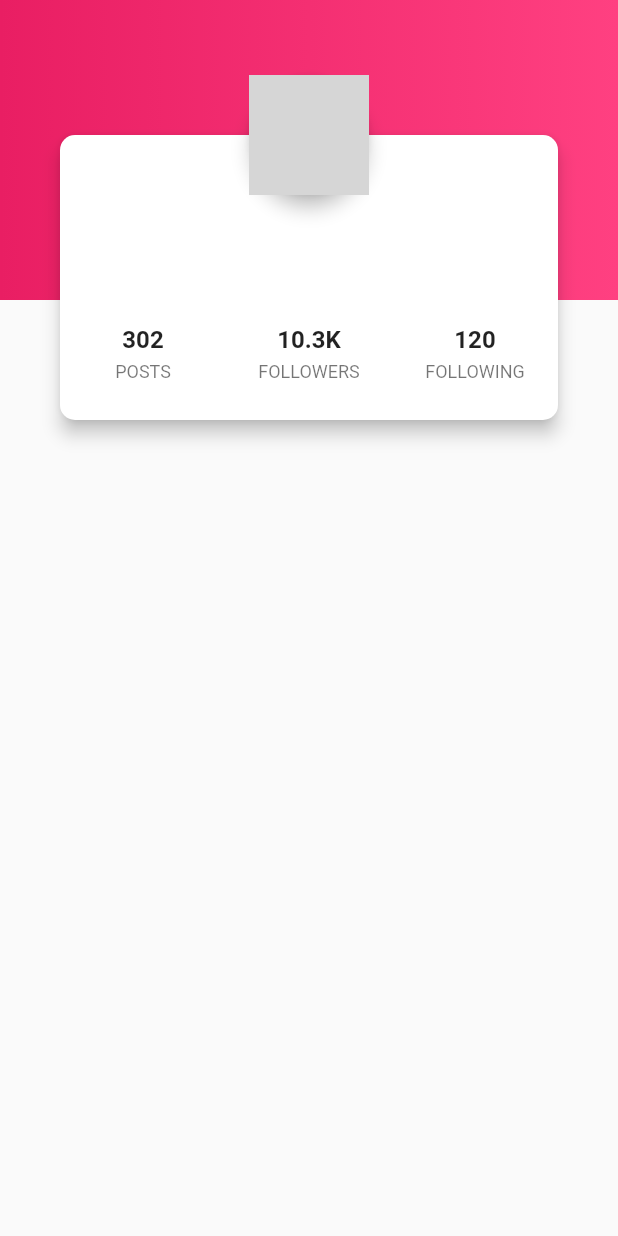
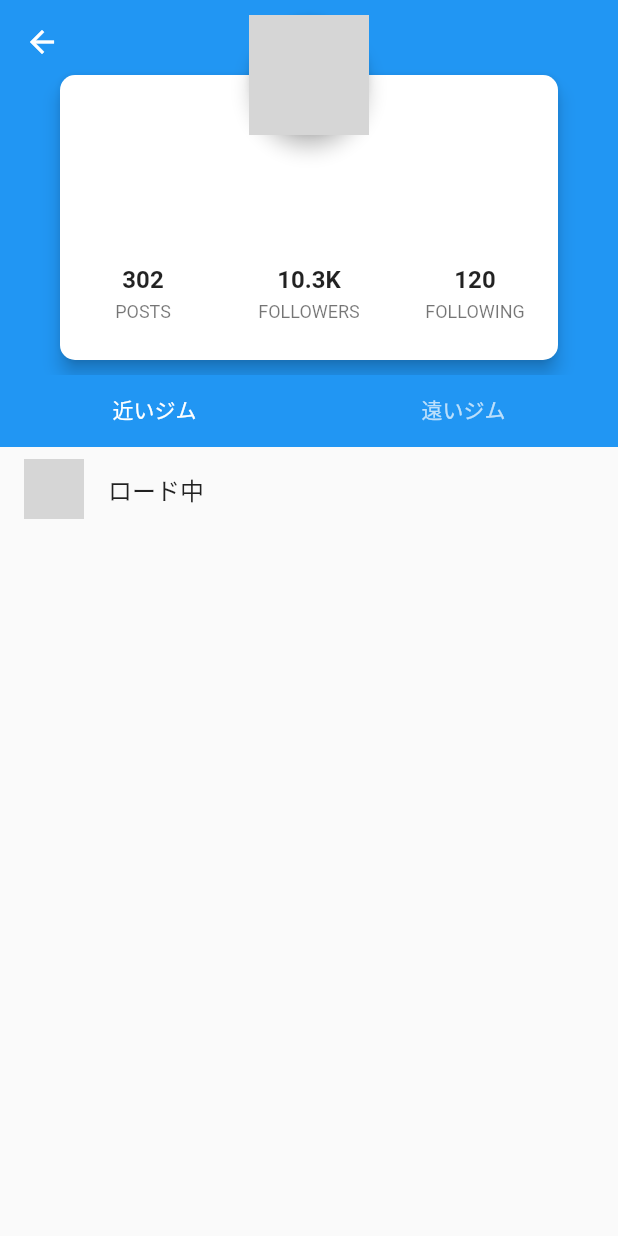
Before and after one commit to yun8686/Bouldering, a Flutter app: the HomeWidget screen opened directly, on a phone screen of 412 x 824 dp. Run offline on Flutter 3.47's test engine with Material 2 defaults, Android fonts, the phone set to English and light mode, and no system bars; our stand-ins replace cloud_firestore, firebase_auth, geolocator, google_sign_in, image_picker, shared_preferences; missing offline and left inert: google_maps_webservice; accounts and stored records are empty; network calls fail; grey boxes are pictures that could not be loaded.

Commit message:
近くのジム検索追加

```diff
--- a/lib/Friends/FriendsWidget.dart
+++ b/lib/Friends/FriendsWidget.dart
@@ -37,7 +37,9 @@ class FriendsWidgetState extends State<FriendsWidget> {
                 Center(child: Column(children: getFriendsWidgets())),
                 Center(child: Column(children: getNearByWidgets())),
               ],
-            )));
+            )
+        )
+    );
   }
 
   List<Widget> getFriendsWidgets() {
--- a/lib/Home/HomeWidget.dart
+++ b/lib/Home/HomeWidget.dart
@@ -1,6 +1,8 @@
 import 'package:bouldering_sns/Library/SharedPreferences.dart';
 import 'package:flutter/material.dart';
 import 'package:cloud_firestore/cloud_firestore.dart';
+import 'package:geolocator/geolocator.dart';
+import 'package:google_maps_webservice/places.dart';
 
 class HomeWidget extends StatefulWidget {
   @override
@@ -9,36 +11,84 @@ class HomeWidget extends StatefulWidget {
 
 class _HomeWidgetState extends State<HomeWidget> {
   String displayName = "", email = "";
+  Geolocator _geolocator;
+  final places = new GoogleMapsPlaces(apiKey: "<GOOGLEMAP-KEY>");
   @override
   void initState() {
     super.initState();
-    MySharedPreferences.getFirebaseUID().then((uid){
-      Firestore.instance.collection("users").document(uid).get().then((DocumentSnapshot data){
+
+    // GPSの準備
+    _geolocator = Geolocator();
+    checkPermission();
+
+    MySharedPreferences.getFirebaseUID().then((uid) {
+      Firestore.instance
+          .collection("users")
+          .document(uid)
+          .get()
+          .then((DocumentSnapshot data) {
         setState(() {
-          this.displayName = data["displayName"]??"";
-          this.email = data["email"]??"";
+          this.displayName = data["displayName"] ?? "";
+          this.email = data["email"] ?? "";
         });
       });
     });
   }
+
+  void checkPermission() {
+    _geolocator.checkGeolocationPermissionStatus().then((status) { print('status: $status'); });
+    _geolocator.checkGeolocationPermissionStatus(locationPermission: GeolocationPermission.locationAlways).then((status) { print('always status: $status'); });
+    _geolocator.checkGeolocationPermissionStatus(locationPermission: GeolocationPermission.locationWhenInUse)..then((status) { print('whenInUse status: $status'); });
+    updatePosition();
+  }
+  List<Widget> _nearGymList = <Widget>[
+    ListTile(
+      leading: new CircleAvatar(
+        backgroundImage: new NetworkImage(
+            "https://booth.pximg.net/c3d42cdb-5e97-43ff-9331-136453807f10/i/616814/d7def86b-1d95-4f2d-ad9c-c0c218e6a533_base_resized.jpg"),
+      ),
+      title: new Text("ロード中"),
+    ),
+  ];
+  void updatePosition() async{
+    Position position = await Geolocator().getCurrentPosition(desiredAccuracy: LocationAccuracy.high).timeout(new Duration(seconds: 5));
+    position.latitude.toString();
+    PlacesSearchResponse response = await places.searchByText("ロッククライミングジム", language: "ja", location: Location(position.latitude, position.longitude));
+    _nearGymList.removeRange(0, _nearGymList.length);
+    response.results.forEach((res){
+      PlacesSearchResult result = res;
+      _nearGymList.add(
+          ListTile(
+            leading: new CircleAvatar(
+              backgroundImage: new NetworkImage(
+                  "https://booth.pximg.net/c3d42cdb-5e97-43ff-9331-136453807f10/i/616814/d7def86b-1d95-4f2d-ad9c-c0c218e6a533_base_resized.jpg"),
+            ),
+            title: new Text(result.name),
+          )
+      );
+      print(result.name);
+    });
+  }
+
   @override
   Widget build(BuildContext context) {
-    // TODO: implement build
+    print("building");
     return Scaffold(
-      body: Stack(
+        body: DefaultTabController(
+      length: 2,
+      child: NestedScrollView(
+        headerSliverBuilder: (BuildContext context, bool innerBoxIsScrolled) {
+          return <Widget>[
+            SliverAppBar(
+              expandedHeight: 250.0,
+              floating: false,
+              flexibleSpace: FlexibleSpaceBar(
+                  background: Stack(
                 children: <Widget>[
-          Container(
-            height: 200.0,
-            decoration: BoxDecoration(
-              gradient: LinearGradient(
-                  colors: [Colors.pink , Colors.pinkAccent]
-              ),
-            ),
-          ),
                   ListView(
                     children: <Widget>[
                       Container(
-                margin: EdgeInsets.only(top: 50.0),
+                        margin: EdgeInsets.only(top: 10.0),
                         height: 240.0,
                         child: Stack(
                           children: <Widget>[
@@ -46,15 +96,36 @@ class _HomeWidgetState extends State<HomeWidget> {
                             _MySymbolImage(),
                           ],
                         ),
-              )
+                      ),
                     ],
                   )
                 ],
+              )),
             ),
-    );
+            SliverPersistentHeader(
+              delegate: _SliverAppBarDelegate(
+                TabBar(
+                  tabs: [
+                    Tab(text: "近いジム"),
+                    Tab(text: "遠いジム"),
+                  ],
+                ),
+              ),
+              pinned: true,
+            )
+          ];
+        },
+        body: TabBarView(
+          children: <Widget>[
+            Center(child: Column(children: getNearGymWidgets())),
+            Center(child: Column(children: getNearGymWidgets())),
+          ],
+        ),
+      ),
+    ));
   }
 
-  Widget _MySymbolImage(){
+  Widget _MySymbolImage() {
     return Row(
       mainAxisAlignment: MainAxisAlignment.center,
       children: <Widget>[
@@ -63,26 +134,37 @@ class _HomeWidgetState extends State<HomeWidget> {
             shape: CircleBorder(),
             child: CircleAvatar(
                 radius: 40.0,
-                backgroundImage: NetworkImage("https://booth.pximg.net/c3d42cdb-5e97-43ff-9331-136453807f10/i/616814/d7def86b-1d95-4f2d-ad9c-c0c218e6a533_base_resized.jpg")
-            )
-        ),
+                backgroundImage: NetworkImage(
+                    "https://booth.pximg.net/c3d42cdb-5e97-43ff-9331-136453807f10/i/616814/d7def86b-1d95-4f2d-ad9c-c0c218e6a533_base_resized.jpg"))),
       ],
     );
   }
-  Widget _headerContainer(){
+
+  Widget _headerContainer() {
     return Container(
-      padding: EdgeInsets.only(top: 40.0, left: 40.0, right: 40.0, bottom: 10.0),
+      padding:
+          EdgeInsets.only(top: 40.0, left: 40.0, right: 40.0, bottom: 10.0),
       child: Material(
-        shape: RoundedRectangleBorder(borderRadius: BorderRadius.circular(10.0)),
+        shape:
+            RoundedRectangleBorder(borderRadius: BorderRadius.circular(10.0)),
         elevation: 5.0,
         color: Colors.white,
         child: Column(
           children: <Widget>[
-            SizedBox(height: 50.0,),
-            Text(this.displayName, style: Theme.of(context).textTheme.title,),
-            SizedBox(height: 5.0,),
+            SizedBox(
+              height: 50.0,
+            ),
+            Text(
+              this.displayName,
+              style: Theme.of(context).textTheme.title,
+            ),
+            SizedBox(
+              height: 5.0,
+            ),
             Text(this.email),
-            SizedBox(height: 16.0,),
+            SizedBox(
+              height: 16.0,
+            ),
             Container(
               height: 40.0,
               child: Row(
@@ -90,32 +172,39 @@ class _HomeWidgetState extends State<HomeWidget> {
                 children: <Widget>[
                   Expanded(
                     child: ListTile(
-                      title: Text("302",
+                      title: Text(
+                        "302",
                         textAlign: TextAlign.center,
-                        style: TextStyle(fontWeight: FontWeight.bold),),
+                        style: TextStyle(fontWeight: FontWeight.bold),
+                      ),
                       subtitle: Text("Posts".toUpperCase(),
                           textAlign: TextAlign.center,
-                          style: TextStyle(fontSize: 12.0) ),
+                          style: TextStyle(fontSize: 12.0)),
                     ),
                   ),
                   Expanded(
                     child: ListTile(
-                      title: Text("10.3K",
+                      title: Text(
+                        "10.3K",
                         textAlign: TextAlign.center,
-                        style: TextStyle(fontWeight: FontWeight.bold),),
+                        style: TextStyle(fontWeight: FontWeight.bold),
+                      ),
                       subtitle: Text("Followers".toUpperCase(),
                           textAlign: TextAlign.center,
-                          style: TextStyle(fontSize: 12.0) ),
+                          style: TextStyle(fontSize: 12.0)),
                     ),
                   ),
                   Expanded(
                     child: ListTile(
-                      title: Text("120",
+                      title: Text(
+                        "120",
                         textAlign: TextAlign.center,
-                        style: TextStyle(fontWeight: FontWeight.bold),),
+                        style: TextStyle(fontWeight: FontWeight.bold),
+                      ),
                       subtitle: Text("Following".toUpperCase(),
                           textAlign: TextAlign.center,
-                          style: TextStyle(fontSize: 12.0) ),
+                          style: TextStyle(fontSize: 12.0)
+                      ),
                     ),
                   ),
                 ],
@@ -126,4 +215,64 @@ class _HomeWidgetState extends State<HomeWidget> {
       ),
     );
   }
+
+  List<Widget> getNearGymWidgets() {
+    print("getNearGymWidgets");
+    List<Widget> widgets = new List<Widget>();
+    widgets.add(Expanded(
+      child: Container(
+          child: RefreshIndicator(
+              onRefresh: () async{
+                setState(() {
+                  this._nearGymList = _nearGymList.map((v){return v;}).toList();
+                });
+              },
+              child: new ListView(
+                children: _nearGymList,
+              ))),
+    ));
+    return widgets;
   }
+
+
+
+
+  List<Widget> userList(String name) {
+    List<Widget> users = new List<Widget>();
+    for (int i = 1; i <= 100; i++) {
+      users.add(new ListTile(
+        leading: new CircleAvatar(
+          backgroundImage: new NetworkImage(
+              "https://booth.pximg.net/c3d42cdb-5e97-43ff-9331-136453807f10/i/616814/d7def86b-1d95-4f2d-ad9c-c0c218e6a533_base_resized.jpg"),
+        ),
+        title: new Text(name + i.toString()),
+      ));
+    }
+    return users;
+  }
+}
+
+class _SliverAppBarDelegate extends SliverPersistentHeaderDelegate {
+  _SliverAppBarDelegate(this._tabBar);
+
+  final TabBar _tabBar;
+
+  @override
+  double get minExtent => _tabBar.preferredSize.height;
+  @override
+  double get maxExtent => _tabBar.preferredSize.height;
+
+  @override
+  Widget build(
+      BuildContext context, double shrinkOffset, bool overlapsContent) {
+    return Container(
+      color: Theme.of(context).primaryColor,
+      child: _tabBar,
+    );
+  }
+
+  @override
+  bool shouldRebuild(_SliverAppBarDelegate oldDelegate) {
+    return false;
+  }
+}
--- a/pubspec.yaml
+++ b/pubspec.yaml
@@ -24,6 +24,8 @@ dependencies:
   # Use with the CupertinoIcons class for iOS style icons.
   image_picker: any
   permission_handler: any
+  geolocator: any
+  google_maps_webservice: any
   firebase_core: any
   firebase_storage: any
   firebase_auth: any
```
Also changed, not shown: pubspec.lock, 2 other files. Lines whose indentation alone changed are shown as unchanged.
